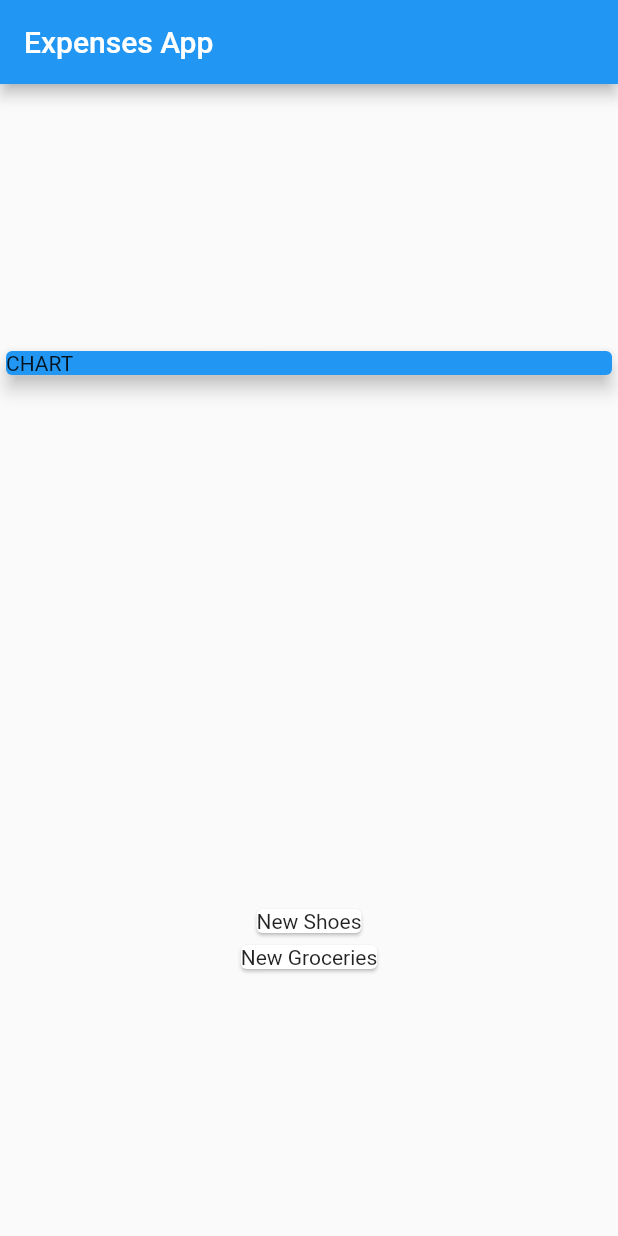
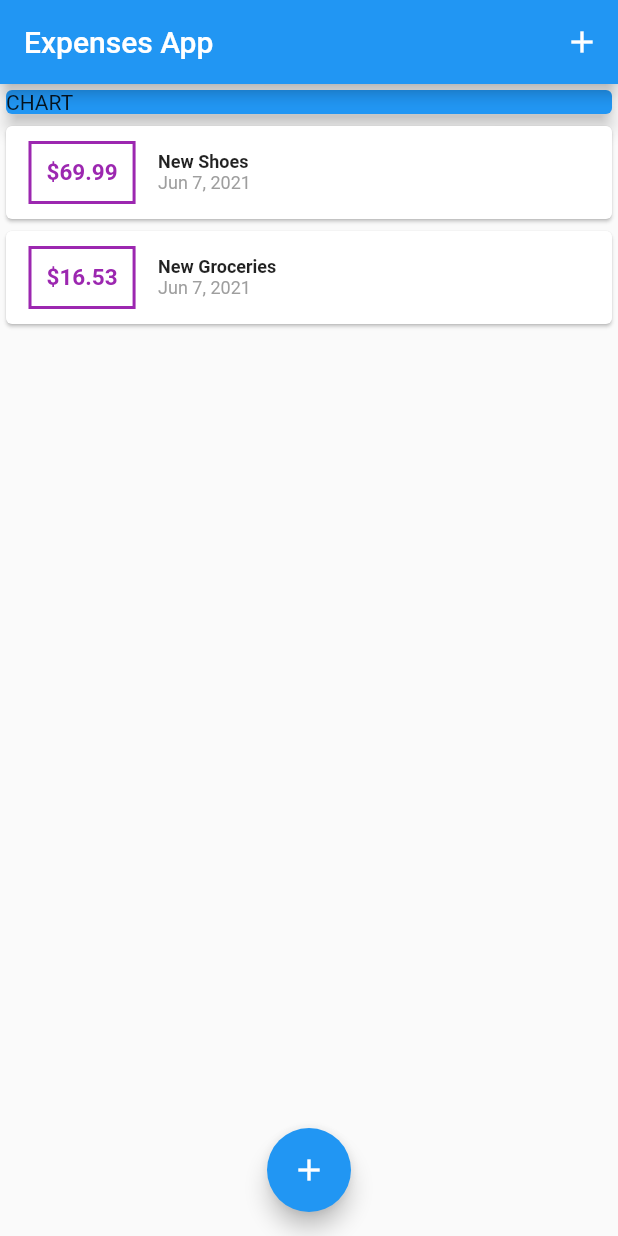
Before and after one commit to snkaplan/flutter_tutorial, a Flutter app: the screen it shows after launch, on a phone screen of 412 x 824 dp. Run offline on Flutter 3.47's test engine with Material 2 defaults, Android fonts, the phone set to English and light mode, and no system bars.

Commit message:
Expenses list added, modal added, ListView.builder implemented

```diff
--- a/01_expenses_app/lib/main.dart
+++ b/01_expenses_app/lib/main.dart
@@ -1,22 +1,62 @@
-import 'package:expenses_app/transaction.dart';
+import 'package:expenses_app/widgets/new_transaction.dart';
+import 'package:expenses_app/widgets/transaction_list.dart';
 import 'package:flutter/material.dart';
+import 'models/transaction.dart';
 
 void main() => runApp(MaterialApp(home: MyHomePage()));
 
-class MyHomePage extends StatelessWidget {
-  final List<Transaction> transactions = [
+class MyHomePage extends StatefulWidget {
+  @override
+  _MyHomePageState createState() => _MyHomePageState();
+}
+
+class _MyHomePageState extends State<MyHomePage> {
+  final List<Transaction> _userTransactions = [
     Transaction(
         id: "t1", title: "New Shoes", amount: 69.99, date: DateTime.now()),
     Transaction(
         id: "t2", title: "New Groceries", amount: 16.53, date: DateTime.now())
   ];
 
+  void _addNewTransaction(String txTitle, double txAmount) {
+    final newTx = new Transaction(
+        id: DateTime.now().toString(),
+        title: txTitle,
+        amount: txAmount,
+        date: DateTime.now());
+
+    setState(() {
+      _userTransactions.add(newTx);
+    });
+  }
+
+  void _startAddNewTransaction(BuildContext ctx) {
+    showModalBottomSheet(
+        context: ctx,
+        builder: (_) {
+          return GestureDetector(
+            child: NewTransaction(_addNewTransaction),
+            onTap: () {},
+            behavior: HitTestBehavior.opaque,
+          );
+        });
+  }
+
   @override
   Widget build(BuildContext context) {
     return Scaffold(
-      appBar: AppBar(title: Text("Expenses App")),
-      body: Column(
-        mainAxisAlignment: MainAxisAlignment.spaceAround,
+      appBar: AppBar(
+        title: Text("Expenses App"),
+        actions: [
+          IconButton(
+            onPressed: () => {_startAddNewTransaction(context)},
+            icon: Icon(Icons.add),
+          )
+        ],
+      ),
+      body: SingleChildScrollView(
+        child: Column(
+          mainAxisAlignment: MainAxisAlignment.start,
           crossAxisAlignment: CrossAxisAlignment.stretch,
           children: <Widget>[
             Container(
@@ -27,14 +67,14 @@ class MyHomePage extends StatelessWidget {
                 elevation: 5,
               ),
             ),
-          Column(
-            children: transactions.map((tx) {
-              return Card(
-                child: Text(tx.title),
-              );
-            }).toList(),
-          )
+            TransactionList(_userTransactions),
           ],
+        ),
+      ),
+      floatingActionButtonLocation: FloatingActionButtonLocation.centerFloat,
+      floatingActionButton: FloatingActionButton(
+        child: Icon(Icons.add),
+        onPressed: () => {_startAddNewTransaction(context)},
       ),
     );
   }
--- /dev/null
+++ b/01_expenses_app/lib/widgets/transaction_list.dart
@@ -0,0 +1,62 @@
+import 'package:expenses_app/models/transaction.dart';
+import 'package:flutter/material.dart';
+import 'package:intl/intl.dart';
+
+class TransactionList extends StatelessWidget {
+  final List<Transaction> transactions;
+  TransactionList(this.transactions);
+
+  @override
+  Widget build(BuildContext context) {
+    return Container(
+      height: 300,
+      child: ListView.builder(
+        itemBuilder: (ctx, index) {
+          return Card(
+            child: Row(
+              children: <Widget>[
+                Container(
+                  margin: EdgeInsets.symmetric(
+                    vertical: 10,
+                    horizontal: 15,
+                  ),
+                  decoration: BoxDecoration(
+                      border: Border.all(
+                    color: Colors.purple,
+                    width: 2,
+                  )),
+                  padding: EdgeInsets.all(10),
+                  child: Text(
+                    '\$${transactions[index].amount.toStringAsFixed(2)}',
+                    style: TextStyle(
+                        fontWeight: FontWeight.bold,
+                        fontSize: 15,
+                        color: Colors.purple),
+                  ),
+                ),
+                Container(
+                  child: Column(
+                    crossAxisAlignment: CrossAxisAlignment.start,
+                    children: [
+                      Text(transactions[index].title,
+                          style: TextStyle(
+                            fontWeight: FontWeight.bold,
+                            fontSize: 12,
+                          )),
+                      Text(DateFormat.yMMMd().format(transactions[index].date),
+                          style: TextStyle(
+                            color: Colors.grey,
+                            fontSize: 12,
+                          )),
+                    ],
+                  ),
+                )
+              ],
+            ),
+          );
+        },
+        itemCount: transactions.length,
+      ),
+    );
+  }
+}
--- a/01_expenses_app/pubspec.yaml
+++ b/01_expenses_app/pubspec.yaml
@@ -23,6 +23,7 @@ environment:
 dependencies:
   flutter:
     sdk: flutter
+  intl: ^0.17.0
 
 
   # The following adds the Cupertino Icons font to your application.
```
Also changed, not shown: 01_expenses_app/lib/widgets/new_transaction.dart (added, +66 -0 lines), 01_expenses_app/lib/models/transaction.dart (renamed from 01_expenses_app/lib/transaction.dart). Lines whose indentation alone changed are shown as unchanged.
